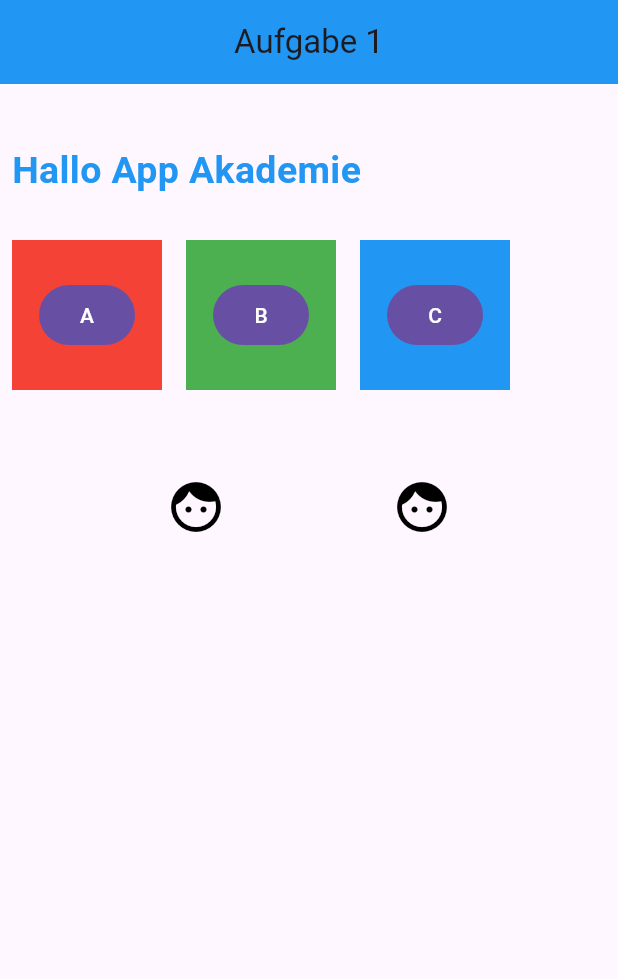
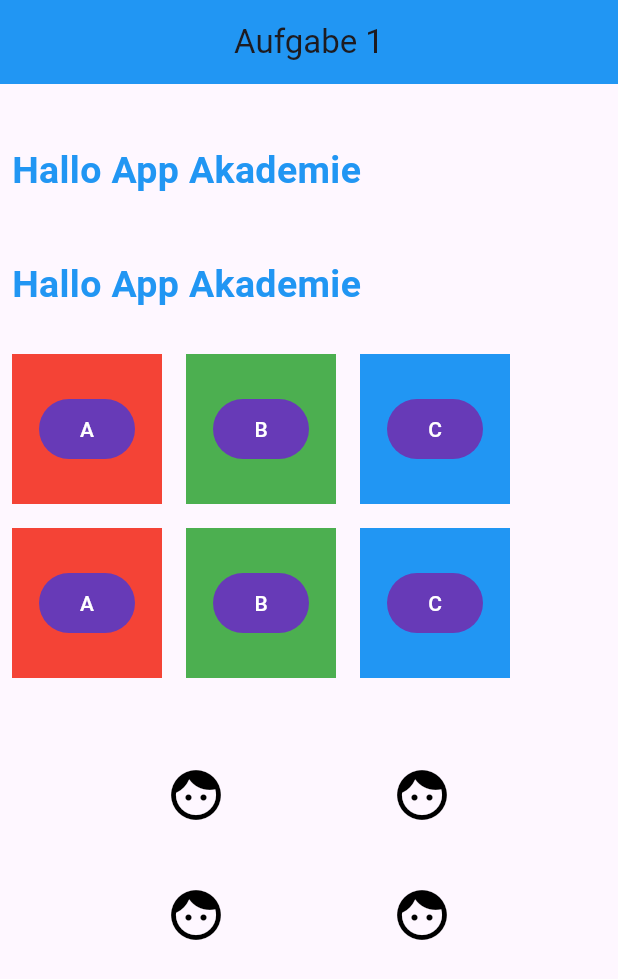
Before and after one commit to irishmango/stateless_widget_aufgabe, a Flutter app: the screen it shows after launch, on a phone screen of 412 x 824 dp. Shown: the top 979 px of the screen. Run offline on Flutter 3.47's test engine with Material 3 defaults, Android fonts, the phone set to English and light mode, and no system bars; missing offline and left inert: dart:ffi.

Commit message:
updated to BONUS

```diff
--- /dev/null
+++ b/lib/blue_box.dart
@@ -0,0 +1,40 @@
+import 'package:flutter/material.dart';
+
+class BlueBox extends StatelessWidget {
+  final Color boxColor;
+  final Color buttonColor;
+  final String label;
+  final double width;
+  final double height;
+
+  const BlueBox({
+    super.key,
+    this.boxColor = Colors.blue,
+    this.buttonColor = Colors.deepPurple,
+    this.label = "C",
+    this.width = 100,
+    this.height = 100,
+  });
+
+  void onPressed() {
+    print("C was pressed");
+  }
+
+  @override
+  Widget build(BuildContext context) {
+    return Container(
+      width: width,
+      height: height,
+      color: boxColor,
+      child: Center(
+        child: FilledButton(
+          onPressed: onPressed,
+          style: FilledButton.styleFrom(
+            backgroundColor: buttonColor,
+          ),
+          child: Text(label),
+        ),
+      ),
+    );
+  }
+}
--- /dev/null
+++ b/lib/colored_container.dart
@@ -0,0 +1,38 @@
+import 'package:flutter/material.dart';
+
+class ColoredContainer extends StatelessWidget {
+  final Color boxColor;
+  final Color buttonColor;
+  final String label;
+  final VoidCallback onPressed;
+  final double width;
+  final double height;
+
+  const ColoredContainer({
+    super.key,
+    required this.boxColor,
+    required this.buttonColor,
+    required this.label,
+    required this.onPressed,
+    this.width = 100,
+    this.height = 100,
+  });
+
+  @override
+  Widget build(BuildContext context) {
+    return Container(
+      width: width,
+      height: height,
+      color: boxColor,
+      child: Center(
+        child: FilledButton(
+          onPressed: onPressed,
+          style: FilledButton.styleFrom(
+            backgroundColor: buttonColor,
+          ),
+          child: Text(label),
+        ),
+      ),
+    );
+  }
+}
--- /dev/null
+++ b/lib/face_icon.dart
@@ -0,0 +1,14 @@
+import 'package:flutter/material.dart';
+
+class FaceIcon extends StatelessWidget {
+  const FaceIcon({super.key});
+
+  @override
+  Widget build(BuildContext context) {
+    return Icon(
+              Icons.face,
+              size: 40,
+              color: Colors.black,
+              );
+  }
+}
--- /dev/null
+++ b/lib/green_box.dart
@@ -0,0 +1,40 @@
+import 'package:flutter/material.dart';
+
+class GreenBox extends StatelessWidget {
+  final Color boxColor;
+  final Color buttonColor;
+  final String label;
+  final double width;
+  final double height;
+
+  const GreenBox({
+    super.key,
+    this.boxColor = Colors.green,
+    this.buttonColor = Colors.deepPurple,
+    this.label = "B",
+    this.width = 100,
+    this.height = 100,
+  });
+
+  void onPressed() {
+    print("B was pressed");
+  }
+
+  @override
+  Widget build(BuildContext context) {
+    return Container(
+      width: width,
+      height: height,
+      color: boxColor,
+      child: Center(
+        child: FilledButton(
+          onPressed: onPressed,
+          style: FilledButton.styleFrom(
+            backgroundColor: buttonColor,
+          ),
+          child: Text(label),
+        ),
+      ),
+    );
+  }
+}
--- /dev/null
+++ b/lib/hallo_text.dart
@@ -0,0 +1,21 @@
+import 'package:flutter/material.dart';
+
+class HelloText extends StatelessWidget {
+
+  final String text;
+
+  const HelloText(
+    {super.key,
+    this.text = "Hallo App Akadamie",
+    });
+
+  @override
+  Widget build(BuildContext context) {
+    return Text("Hallo App Akademie",
+                    style: TextStyle(
+                      color: Colors.blue,
+                      fontWeight: FontWeight.bold,
+                      fontSize: 25
+                    ),);
+  }
+}
--- a/lib/main.dart
+++ b/lib/main.dart
@@ -1,4 +1,11 @@
+import 'dart:ffi';
+
 import 'package:flutter/material.dart';
+import 'package:stateless_widget_aufgabe/red_box.dart';
+import 'package:stateless_widget_aufgabe/green_box.dart';
+import 'package:stateless_widget_aufgabe/blue_box.dart';
+import 'package:stateless_widget_aufgabe/hallo_text.dart';
+import 'package:stateless_widget_aufgabe/face_icon.dart';
 
 void main() {
   runApp(const MyApp());
@@ -22,12 +29,14 @@ class MyApp extends StatelessWidget {
                 padding: const EdgeInsets.fromLTRB(8, 40, 0, 20),
                 child: Align(
                   alignment: Alignment.centerLeft,
-                  child: Text("Hallo App Akademie",
-                    style: TextStyle(
-                      color: Colors.blue,
-                      fontWeight: FontWeight.bold,
-                      fontSize: 25
-                    ),),
+                  child: HelloText()
+                ),
+              ),
+              Padding(
+                padding: const EdgeInsets.fromLTRB(8, 20, 0, 20),
+                child: Align(
+                  alignment: Alignment.centerLeft,
+                  child: HelloText()
                 ),
               ),
 
@@ -35,48 +44,31 @@ class MyApp extends StatelessWidget {
               children: [
                 Padding(
                   padding: const EdgeInsets.all(8.0),
-                  child: Container(
-                    width: 100,
-                    height: 100,
-                    color: Colors.red,
-                    child: Center(
-                      child: FilledButton(
-                        onPressed: () {
-                          print("A was pressed");
-                        },
-                        child: Text("A")),
-                    ),
-                  ),
+                  child: RedBox()
                 ),
                 Padding(
                   padding: const EdgeInsets.all(8.0),
-                  child: Container(
-                    width: 100,
-                    height: 100,
-                    color: Colors.green,
-                    child: Center(
-                      child: FilledButton(
-                        onPressed: () {
-                          print("B was pressed");
-                        },
-                        child: Text("B")),
-                    ),
-                  ),
+                  child: GreenBox()
                 ),
                 Padding(
                   padding: const EdgeInsets.all(8.0),
-                  child: Container(
-                    width: 100,
-                    height: 100,
-                    color: Colors.blue,
-                    child: Center(
-                      child: FilledButton(
-                        onPressed: () {
-                          print("C was pressed");
-                        },
-                        child: Text("C")),
-                    ),
-                  ),
+                  child: BlueBox()
+                )
+              ],
+            ),
+            Row(
+              children: [
+                Padding(
+                  padding: const EdgeInsets.all(8.0),
+                  child: RedBox()
+                ),
+                Padding(
+                  padding: const EdgeInsets.all(8.0),
+                  child: GreenBox()
+                ),
+                Padding(
+                  padding: const EdgeInsets.all(8.0),
+                  child: BlueBox()
                 )
               ],
             ),
@@ -86,18 +78,19 @@ class MyApp extends StatelessWidget {
             Row(
               mainAxisAlignment: MainAxisAlignment.spaceEvenly,
               children: [
-                Icon(
-                  Icons.face,
-                  size: 40,
-                  color: Colors.black,
-                ),
-                Icon(
-                  Icons.face,
-                  size: 40,
-                  color: Colors.black,
-                ),
+                FaceIcon(),
+                FaceIcon()
               ],
-
+            ),
+            SizedBox(
+              height: 40,
+            ),
+            Row(
+              mainAxisAlignment: MainAxisAlignment.spaceEvenly,
+              children: [
+                FaceIcon(),
+                FaceIcon()
+              ]
             )
           ],
 
--- /dev/null
+++ b/lib/red_box.dart
@@ -0,0 +1,40 @@
+import 'package:flutter/material.dart';
+
+class RedBox extends StatelessWidget {
+  final Color boxColor;
+  final Color buttonColor;
+  final String label;
+  final double width;
+  final double height;
+
+  const RedBox({
+    super.key,
+    this.boxColor = Colors.red,
+    this.buttonColor = Colors.deepPurple,
+    this.label = "A",
+    this.width = 100,
+    this.height = 100,
+  });
+
+  void onPressed() {
+    print("A was pressed");
+  }
+
+  @override
+  Widget build(BuildContext context) {
+    return Container(
+      width: width,
+      height: height,
+      color: boxColor,
+      child: Center(
+        child: FilledButton(
+          onPressed: onPressed,
+          style: FilledButton.styleFrom(
+            backgroundColor: buttonColor,
+          ),
+          child: Text(label),
+        ),
+      ),
+    );
+  }
+}
```
